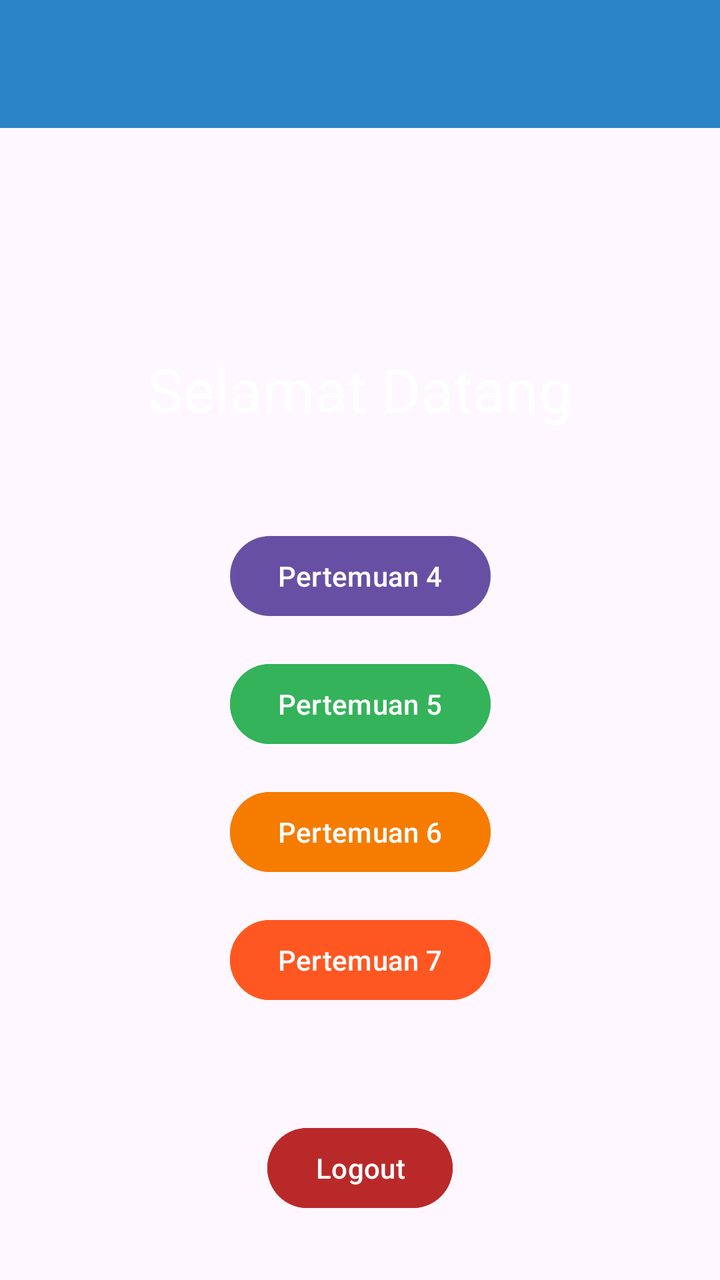
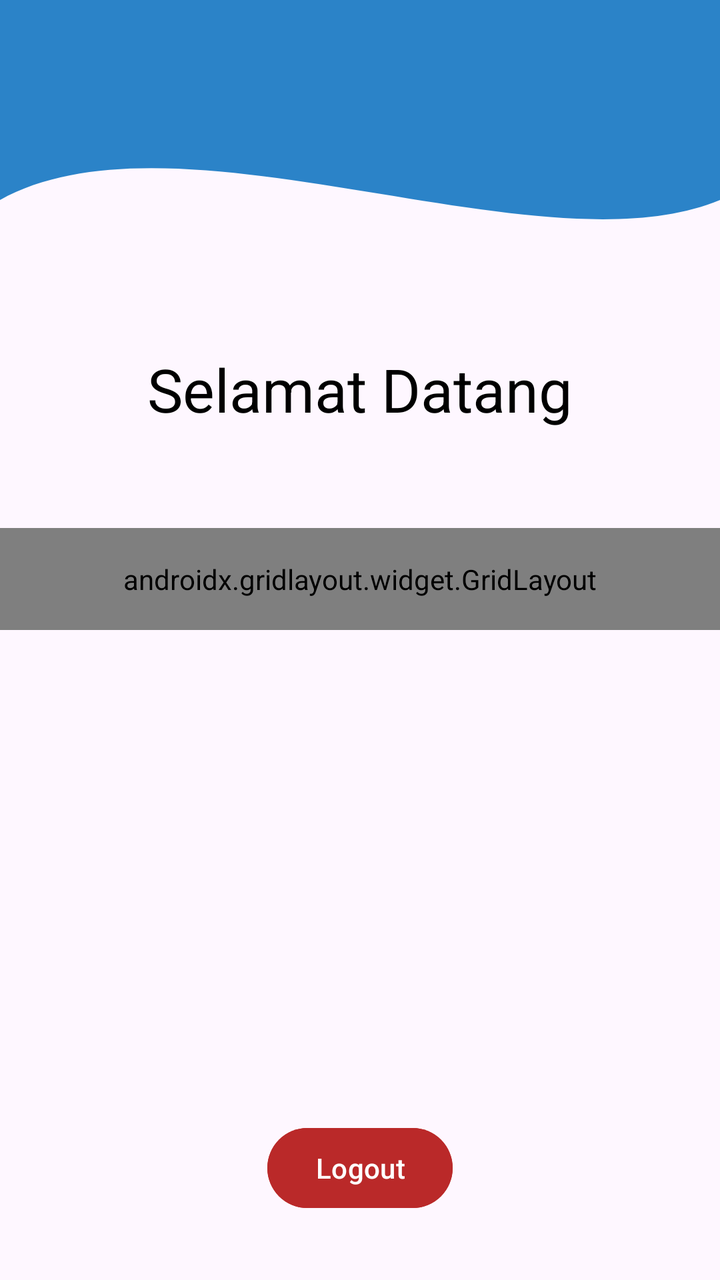

Compare the two renders of this Android layout. The source of the first and the diff that turns it into the second are given below.
<!-- AndroidManifest.xml: application theme Theme.Farid24TIF -->
<!-- res/layout/fragment_home.xml -->
<?xml version="1.0" encoding="utf-8"?>
<androidx.constraintlayout.widget.ConstraintLayout xmlns:android="http://schemas.android.com/apk/res/android"
    xmlns:tools="http://schemas.android.com/tools"
    android:layout_width="match_parent"
    android:layout_height="match_parent"
    xmlns:app="http://schemas.android.com/apk/res-auto"
    tools:context=".Home.HomeFragment">

    <androidx.appcompat.widget.Toolbar
        android:id="@+id/toolbar"
        android:layout_width="match_parent"
        android:layout_height="?attr/actionBarSize"
        android:background="#2B83C8"
        app:layout_constraintEnd_toEndOf="parent"
        app:layout_constraintStart_toStartOf="parent"
        app:layout_constraintTop_toTopOf="parent"
        app:subtitleTextColor="@android:color/white"
        app:titleTextColor="@android:color/white"
        app:layout_scrollFlags="scroll|enterAlways"/>
    <Button
        android:id="@+id/btnToFourth"
        android:layout_width="wrap_content"
        android:layout_height="wrap_content"
        android:layout_marginTop="264dp"
        android:text="Pertemuan 4"
        app:layout_constraintEnd_toEndOf="parent"
        app:layout_constraintStart_toStartOf="parent"
        app:layout_constraintTop_toTopOf="parent" />


    <TextView
        android:id="@+id/textView3"
        android:layout_width="wrap_content"
        android:layout_height="wrap_content"
        android:text="Selamat Datang"
        android:textColor="@color/white"
        android:textSize="30sp"
        app:layout_constraintBottom_toTopOf="@+id/btnToFourth"
        app:layout_constraintEnd_toEndOf="parent"
        app:layout_constraintStart_toStartOf="parent"
        app:layout_constraintTop_toTopOf="parent"
        app:layout_constraintVertical_bias="0.779" />

    <Button
        android:id="@+id/btnToFifth"
        android:layout_width="wrap_content"
        android:layout_height="wrap_content"
        android:layout_marginTop="16dp"
        android:backgroundTint="#34B35A"
        android:text="Pertemuan 5"
        app:layout_constraintEnd_toEndOf="parent"
        app:layout_constraintStart_toStartOf="parent"
        app:layout_constraintTop_toBottomOf="@+id/btnToFourth" />

    <Button
        android:id="@+id/btnToSixth"
        android:layout_width="wrap_content"
        android:layout_height="wrap_content"
        android:layout_marginTop="16dp"
        android:backgroundTint="#F57C00"
        android:text="Pertemuan 6"
        app:layout_constraintEnd_toEndOf="parent"
        app:layout_constraintStart_toStartOf="parent"
        app:layout_constraintTop_toBottomOf="@+id/btnToFifth" />

    <Button
        android:id="@+id/btnLogout"
        android:layout_width="wrap_content"
        android:layout_height="wrap_content"
        android:layout_marginBottom="32dp"
        android:backgroundTint="#BA2929"
        android:text="Logout"
        app:layout_constraintBottom_toBottomOf="parent"
        app:layout_constraintEnd_toEndOf="parent"
        app:layout_constraintStart_toStartOf="parent" />

    <Button
        android:id="@+id/btnToSeventh"
        android:layout_width="wrap_content"
        android:layout_height="wrap_content"
        android:layout_marginTop="16dp"
        android:backgroundTint="#FF5722"
        android:text="Pertemuan 7"
        app:layout_constraintEnd_toEndOf="parent"
        app:layout_constraintStart_toStartOf="parent"
        app:layout_constraintTop_toBottomOf="@+id/btnToSixth" />

</androidx.constraintlayout.widget.ConstraintLayout>
<!-- resources referenced by this layout -->
<resources>
  <color name="white">#FFFFFFFF</color>
  <style name="Theme.Farid24TIF" parent="Base.Theme.Farid24TIF" />
  <style name="Base.Theme.Farid24TIF" parent="Theme.Material3.DayNight.NoActionBar">
          
          
      </style>
</resources>

<!-- the commit's change to res/layout/fragment_home.xml (unified diff, before → after) -->
@@ -5,6 +5,15 @@
     android:layout_height="match_parent"
     xmlns:app="http://schemas.android.com/apk/res-auto"
     tools:context=".Home.HomeFragment">
+
+    <View
+        android:id="@+id/background_header"
+        android:layout_width="0dp"
+        android:layout_height="250dp"
+        android:background="@drawable/bg_header_wave"
+        app:layout_constraintStart_toStartOf="parent"
+        app:layout_constraintEnd_toEndOf="parent"
+        app:layout_constraintTop_toTopOf="parent"/>
 
     <androidx.appcompat.widget.Toolbar
         android:id="@+id/toolbar"
@@ -17,51 +26,69 @@
         app:subtitleTextColor="@android:color/white"
         app:titleTextColor="@android:color/white"
         app:layout_scrollFlags="scroll|enterAlways"/>
-    <Button
-        android:id="@+id/btnToFourth"
-        android:layout_width="wrap_content"
-        android:layout_height="wrap_content"
-        android:layout_marginTop="264dp"
-        android:text="Pertemuan 4"
-        app:layout_constraintEnd_toEndOf="parent"
-        app:layout_constraintStart_toStartOf="parent"
-        app:layout_constraintTop_toTopOf="parent" />
-
 
     <TextView
         android:id="@+id/textView3"
         android:layout_width="wrap_content"
         android:layout_height="wrap_content"
         android:text="Selamat Datang"
-        android:textColor="@color/white"
+        android:textColor="@color/black"
         android:textSize="30sp"
-        app:layout_constraintBottom_toTopOf="@+id/btnToFourth"
+        app:layout_constraintBottom_toTopOf="@+id/gridPertemuan"
         app:layout_constraintEnd_toEndOf="parent"
         app:layout_constraintStart_toStartOf="parent"
         app:layout_constraintTop_toTopOf="parent"
         app:layout_constraintVertical_bias="0.779" />
 
-    <Button
-        android:id="@+id/btnToFifth"
-        android:layout_width="wrap_content"
+    
+    <androidx.gridlayout.widget.GridLayout
+        android:id="@+id/gridPertemuan"
+        android:layout_width="match_parent"
         android:layout_height="wrap_content"
-        android:layout_marginTop="16dp"
-        android:backgroundTint="#34B35A"
-        android:text="Pertemuan 5"
+        android:layout_marginTop="264dp"
+        android:padding="16dp"
+        app:columnCount="2"
+        app:useDefaultMargins="true"
         app:layout_constraintEnd_toEndOf="parent"
         app:layout_constraintStart_toStartOf="parent"
-        app:layout_constraintTop_toBottomOf="@+id/btnToFourth" />
+        app:layout_constraintTop_toTopOf="parent">
 
-    <Button
-        android:id="@+id/btnToSixth"
-        android:layout_width="wrap_content"
-        android:layout_height="wrap_content"
-        android:layout_marginTop="16dp"
-        android:backgroundTint="#F57C00"
-        android:text="Pertemuan 6"
-        app:layout_constraintEnd_toEndOf="parent"
-        app:layout_constraintStart_toStartOf="parent"
-        app:layout_constraintTop_toBottomOf="@+id/btnToFifth" />
+        <com.google.android.material.button.MaterialButton
+            android:id="@+id/btnToFourth"
+            android:text="Pertemuan 4"
+            app:layout_columnWeight="1"
+            app:layout_gravity="fill_horizontal" />
+
+        <com.google.android.material.button.MaterialButton
+            android:id="@+id/btnToFifth"
+            android:backgroundTint="#34B35A"
+            android:text="Pertemuan 5"
+            app:layout_columnWeight="1"
+            app:layout_gravity="fill_horizontal" />
+
+        <com.google.android.material.button.MaterialButton
+            android:id="@+id/btnToSixth"
+            android:backgroundTint="#F57C00"
+            android:text="Pertemuan 6"
+            app:layout_columnWeight="1"
+            app:layout_gravity="fill_horizontal" />
+
+        <com.google.android.material.button.MaterialButton
+            android:id="@+id/btnToSeventh"
+            android:backgroundTint="#FFC107"
+            android:text="Pertemuan 7"
+            app:layout_columnWeight="1"
+            app:layout_gravity="fill_horizontal" />
+
+        <com.google.android.material.button.MaterialButton
+            android:id="@+id/btnToTen"
+            android:backgroundTint="#FF5722"
+            android:minWidth="160dp"
+            android:text="Pertemuan 10"
+            app:layout_columnSpan="2"
+            app:layout_gravity="center_horizontal" />
+
+    </androidx.gridlayout.widget.GridLayout>
 
     <Button
         android:id="@+id/btnLogout"
@@ -74,15 +101,4 @@
         app:layout_constraintEnd_toEndOf="parent"
         app:layout_constraintStart_toStartOf="parent" />
 
-    <Button
-        android:id="@+id/btnToSeventh"
-        android:layout_width="wrap_content"
-        android:layout_height="wrap_content"
-        android:layout_marginTop="16dp"
-        android:backgroundTint="#FF5722"
-        android:text="Pertemuan 7"
-        app:layout_constraintEnd_toEndOf="parent"
-        app:layout_constraintStart_toStartOf="parent"
-        app:layout_constraintTop_toBottomOf="@+id/btnToSixth" />
-
 </androidx.constraintlayout.widget.ConstraintLayout>
<!-- resource entries referenced after the edit -->
@@ -1,6 +1,25 @@
 <!-- resources referenced by this layout -->
 <resources>
-  <color name="white">#FFFFFFFF</color>
+  <color name="black">#FF000000</color>
+  <!-- drawable bg_header_wave (drawable) -->
+  <?xml version="1.0" encoding="utf-8"?>
+  <vector xmlns:android="http://schemas.android.com/apk/res/android"
+      android:width="100dp"
+      android:height="100dp"
+      android:viewportWidth="100"
+      android:viewportHeight="100">
+  
+      <path
+          android:fillColor="#2B83C8"
+          android:pathData="
+              M0,0
+              L100,0
+              L100,40
+              C 75,55
+                25,20
+                0,40
+              Z" />
+  </vector>
   <style name="Theme.Farid24TIF" parent="Base.Theme.Farid24TIF" />
   <style name="Base.Theme.Farid24TIF" parent="Theme.Material3.DayNight.NoActionBar">
           
